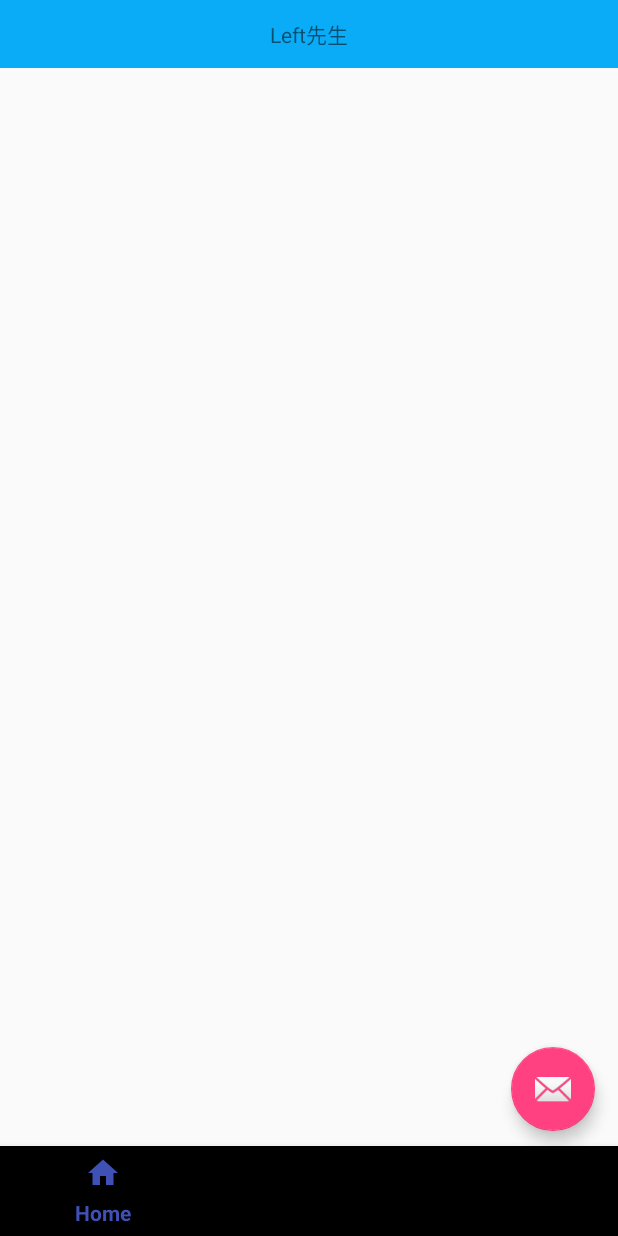
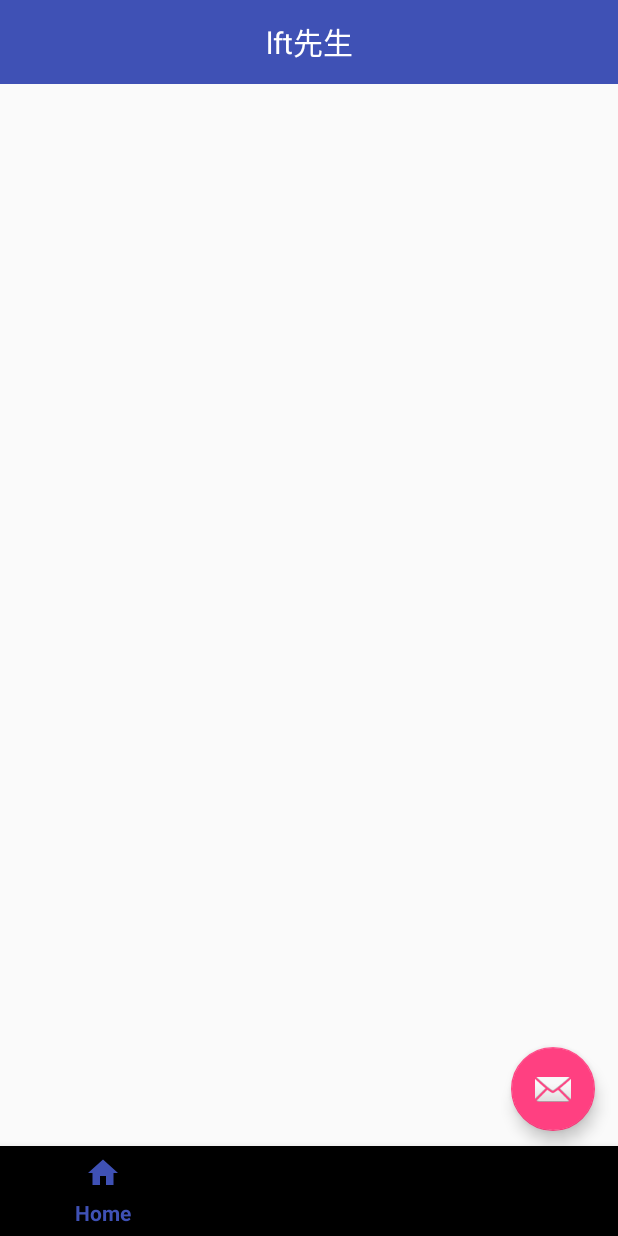
Before and after one commit to zhaozhao-ak/BmobDemo, an Android app: the layout activity_main_new.xml on its own in the app's theme, with its tools: preview values and no code run, on a phone screen of 412 x 824 dp. Run offline under Robolectric (Android 15) with nearby library versions, the phone set to English and light mode, and no system bars.

Commit message:
换界面

```diff
--- a/app/src/main/AndroidManifest.xml
+++ b/app/src/main/AndroidManifest.xml
@@ -42,7 +42,8 @@
         <activity android:name=".ui.MActivity"
             android:theme="@style/AppTheme.NoActionBar">
         </activity>
-        <activity android:name=".ui.MainActivity_New"/>
+        <activity android:name=".ui.MainActivity_New"
+            android:theme="@style/AppTheme.NoActionBar"/>
     </application>
 
 </manifest>
--- a/app/src/main/java/com/zz/ak/demo/ui/MainActivity_New.java
+++ b/app/src/main/java/com/zz/ak/demo/ui/MainActivity_New.java
@@ -8,6 +8,7 @@ import android.support.design.widget.BottomNavigationView;
 import android.support.design.widget.FloatingActionButton;
 import android.support.v4.app.Fragment;
 import android.support.v4.view.ViewPager;
+import android.support.v7.widget.Toolbar;
 import android.text.TextUtils;
 import android.view.MenuItem;
 import android.view.View;
@@ -67,6 +68,9 @@ public class MainActivity_New extends BaseActivity implements TimeInterface {
         super.onCreate(savedInstanceState);
         setContentView(R.layout.activity_main_new);
         mContext = this;
+        Toolbar toolbar = (Toolbar) findViewById(R.id.toolbar);
+        toolbar.setTitle("");
+        setSupportActionBar(toolbar);
         queryTool = new QueryTool(mContext,this);
         navigation = (BottomNavigationView) findViewById(R.id.navigation);
         navigation.setOnNavigationItemSelectedListener(mOnNavigationItemSelectedListener);
--- a/app/src/main/res/layout/activity_main_new.xml
+++ b/app/src/main/res/layout/activity_main_new.xml
@@ -5,24 +5,25 @@
     android:layout_width="match_parent"
     android:layout_height="match_parent">
 
-    <RelativeLayout
-        android:id="@+id/top"
+    <android.support.v7.widget.Toolbar
+        android:id="@+id/toolbar"
         android:layout_width="match_parent"
-        android:layout_height="45dp"
-        android:orientation="horizontal"
-        android:background="#0bacf7">
-
+        android:layout_height="?attr/actionBarSize"
+        android:background="?attr/colorPrimary"
+        app:popupTheme="@style/AppTheme.PopupOverlay" >
         <TextView
-            android:text="Left先生"
-            android:layout_centerVertical="true"
-            android:layout_centerHorizontal="true"
+            android:layout_width="wrap_content"
+            android:layout_height="wrap_content"
+            android:layout_centerInParent="true"
+            android:layout_gravity="center"
             android:gravity="center"
-            android:layout_width="wrap_content"
-            android:layout_height="match_parent" />
-    </RelativeLayout>
+            android:text="lft先生"
+            android:textColor="@android:color/white"
+            android:textSize="20sp" />
+    </android.support.v7.widget.Toolbar>
     <android.support.v4.view.ViewPager
         android:id="@+id/viewPager"
-        android:layout_below="@+id/top"
+        android:layout_below="@+id/toolbar"
         android:layout_above="@+id/navigation"
         android:layout_width="match_parent"
         android:layout_height="match_parent" />
```
